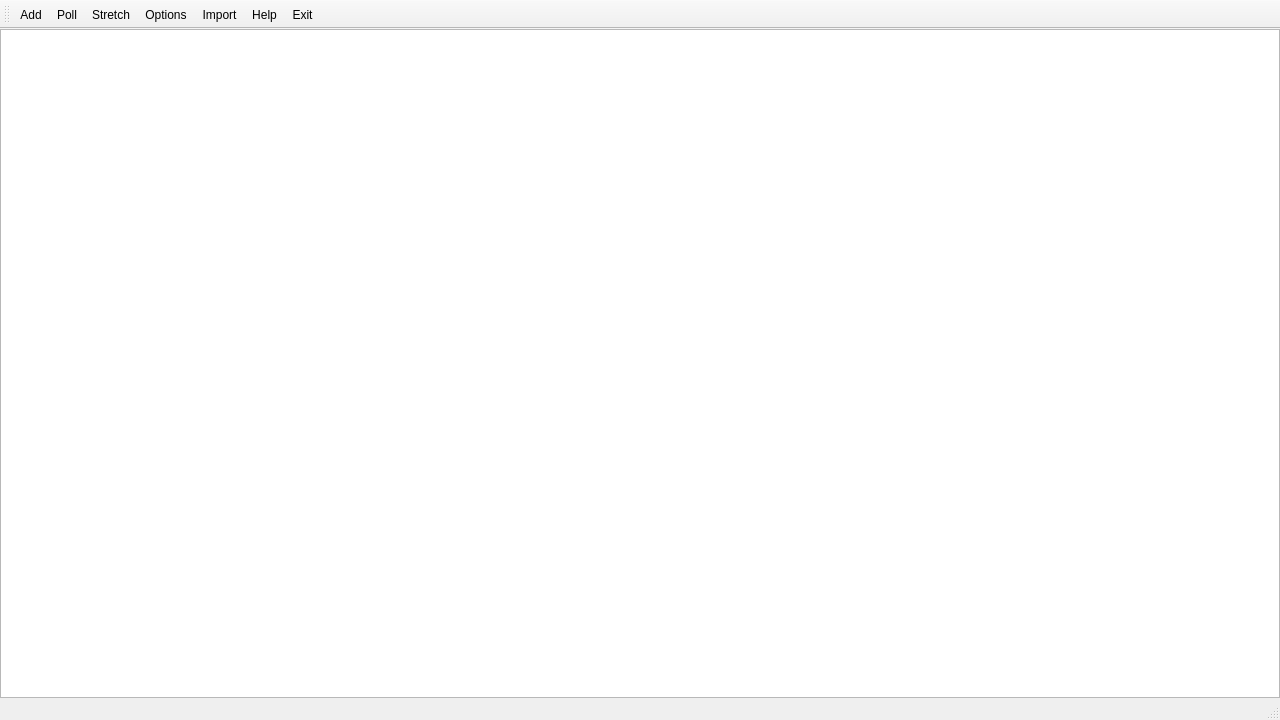
Above: src/core/mainwindow.ui from kik4444/simple-process-tracker before the change. Below: the same form after it.
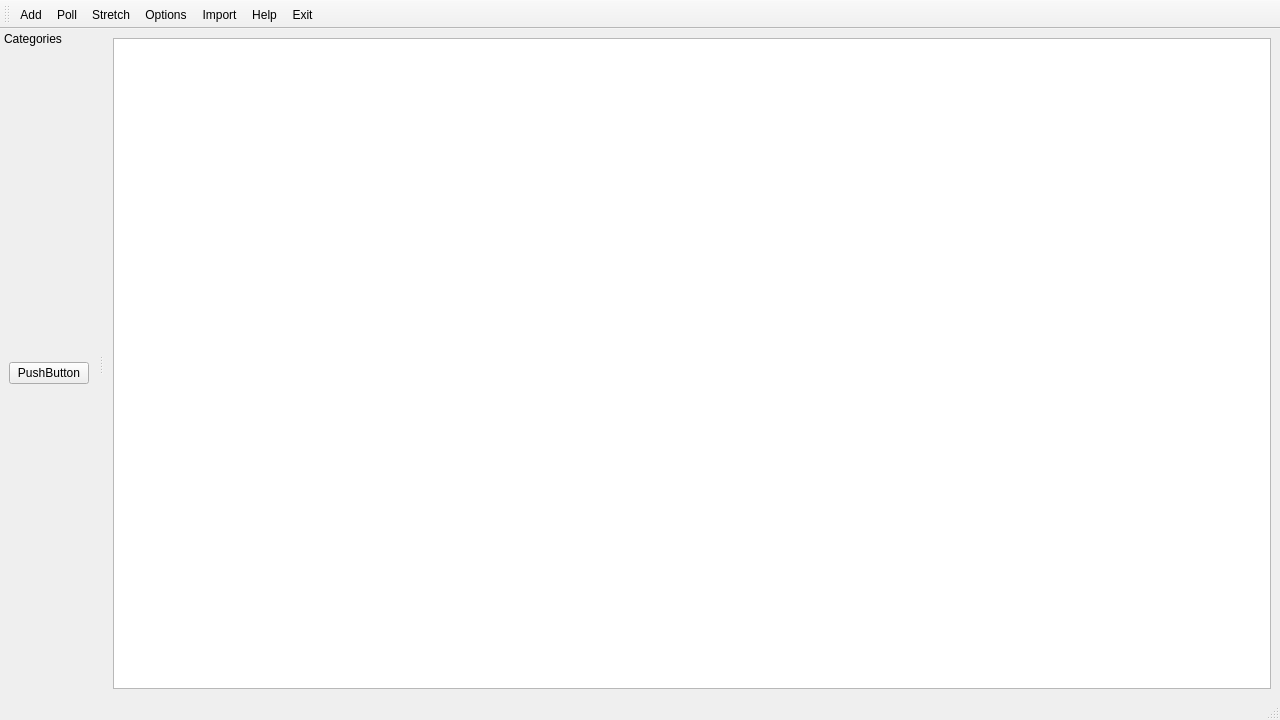
That is the form after the change. Icons and pictures are not drawn.

Commit message: Initial dock layout

Patch:
```diff
--- a/src/core/mainwindow.ui
+++ b/src/core/mainwindow.ui
@@ -18,19 +18,7 @@
     <normaloff>:/app-icon.svg</normaloff>:/app-icon.svg</iconset>
   </property>
   <widget class="QWidget" name="centralwidget">
-   <layout class="QVBoxLayout" name="verticalLayout_2">
-    <property name="leftMargin">
-     <number>0</number>
-    </property>
-    <property name="topMargin">
-     <number>0</number>
-    </property>
-    <property name="rightMargin">
-     <number>0</number>
-    </property>
-    <property name="bottomMargin">
-     <number>0</number>
-    </property>
+   <layout class="QHBoxLayout" name="horizontalLayout">
     <item>
      <widget class="QTableView" name="tableView">
       <property name="alternatingRowColors">
@@ -84,6 +72,28 @@
    <addaction name="actionExit"/>
   </widget>
   <widget class="QStatusBar" name="statusbar"/>
+  <widget class="QDockWidget" name="dockWidget">
+   <property name="features">
+    <set>QDockWidget::DockWidgetMovable</set>
+   </property>
+   <property name="windowTitle">
+    <string>Categories</string>
+   </property>
+   <attribute name="dockWidgetArea">
+    <number>1</number>
+   </attribute>
+   <widget class="QWidget" name="dockWidgetContents">
+    <layout class="QVBoxLayout" name="verticalLayout">
+     <item>
+      <widget class="QPushButton" name="pushButton">
+       <property name="text">
+        <string>PushButton</string>
+       </property>
+      </widget>
+     </item>
+    </layout>
+   </widget>
+  </widget>
   <action name="actionAdd">
    <property name="icon">
     <iconset>
```
